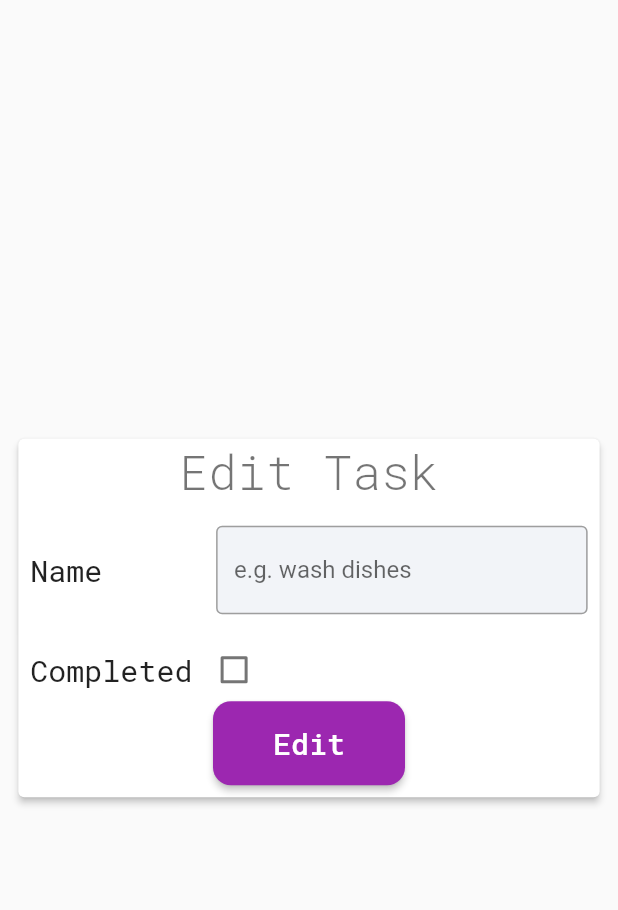
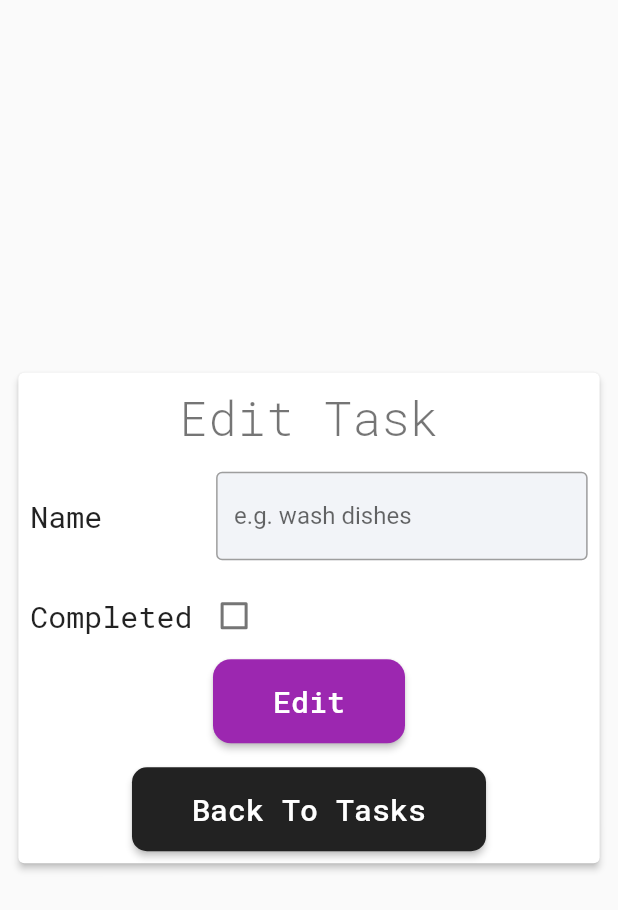
Before and after one commit to pshanmukha/Task-Manager, a Flutter app: the EditTaskScreen screen opened directly, on a phone screen of 412 x 824 dp. Shown: the top 910 px of the screen. Run offline on Flutter 3.47's test engine with Material 2 defaults, Android fonts, the phone set to English and light mode, and no system bars; our stand-ins replace awesome_snackbar_content, dio, google_fonts; network calls fail.

Commit message:
task create api integrated, snackBar, Back Button, Ui changes.

```diff
--- a/frontend/task_manager/lib/constants/constants.dart
+++ b/frontend/task_manager/lib/constants/constants.dart
@@ -3,5 +3,6 @@ Color textFormFieldBackground = const Color(0xFFF2F4F8);
 Color checkIcon = const Color(0xFF0F5132);
 Color uncheckIcon = const Color(0xFFFFFF00);
 Color deleteIcon = const Color(0xFF842029);
+Color backButton = const Color(0xFF222222);
 
 const baseURL = "http://localhost:3000/api/v1";
--- a/frontend/task_manager/lib/screens/edittask_screen.dart
+++ b/frontend/task_manager/lib/screens/edittask_screen.dart
@@ -1,6 +1,8 @@
 import 'package:flutter/material.dart';
 import 'package:google_fonts/google_fonts.dart';
 import 'package:task_manager/constants/constants.dart';
+import 'package:task_manager/models/tasks_model.dart';
+import 'package:task_manager/services/dio_client.dart';
 
 class EditTaskScreen extends StatefulWidget {
   const EditTaskScreen({Key? key}) : super(key: key);
@@ -12,7 +14,15 @@ class EditTaskScreen extends StatefulWidget {
 class _EditTaskScreenState extends State<EditTaskScreen> {
   final _formKey = GlobalKey<FormState>();
   TextEditingController _nameController = TextEditingController();
+  late DioClient dioClient;
   bool isCompleted = false;
+  bool isLoading = false;
+
+  @override
+  void initState() {
+    dioClient = DioClient();
+    super.initState();
+  }
   @override
   void dispose() {
     _nameController.dispose();
@@ -36,6 +46,9 @@ class _EditTaskScreenState extends State<EditTaskScreen> {
                     crossAxisAlignment: CrossAxisAlignment.center,
                     mainAxisAlignment: MainAxisAlignment.center,
                     children: [
+                      const SizedBox(
+                        height: 8,
+                      ),
                       Text(
                         "Edit Task",
                         style: GoogleFonts.robotoMono(
@@ -150,10 +163,20 @@ class _EditTaskScreenState extends State<EditTaskScreen> {
                           ],
                         ),
                       ),
+                      const SizedBox(
+                        height: 8,
+                      ),
                       ElevatedButton(
-                        onPressed: () {
+                        onPressed: () async {
                           if (_formKey.currentState!.validate()) {
                             print("validated ${_nameController.text}");
+                            setState((){
+                              isLoading = true;
+                            });
+
+                            setState((){
+                              isLoading = false;
+                            });
                           }
                         },
                         style: ElevatedButton.styleFrom(
@@ -164,8 +187,34 @@ class _EditTaskScreenState extends State<EditTaskScreen> {
                             borderRadius: BorderRadius.circular(12),
                           ),
                         ),
+                        child: !isLoading ?
+                        Text(
+                          'Edit',
+                          style: GoogleFonts.robotoMono(
+                            fontSize: 20,
+                          ),
+                        )
+                        : const SizedBox(
+                          height: 18,
+                          child: CircularProgressIndicator(color: Colors.white,),),
+                      ),
+                      const SizedBox(
+                        height: 16,
+                      ),
+                      ElevatedButton(
+                        onPressed: () {
+                          Navigator.pop(context);
+                        },
+                        style: ElevatedButton.styleFrom(
+                          backgroundColor: backButton,
+                          padding: const EdgeInsets.symmetric(
+                              horizontal: 40, vertical: 15),
+                          shape: RoundedRectangleBorder(
+                            borderRadius: BorderRadius.circular(10),
+                          ),
+                        ),
                         child: Text(
-                          'Edit',
+                          'Back To Tasks',
                           style: GoogleFonts.robotoMono(
                             fontSize: 20,
                           ),
--- a/frontend/task_manager/pubspec.yaml
+++ b/frontend/task_manager/pubspec.yaml
@@ -37,6 +37,8 @@ dependencies:
   cupertino_icons: ^1.0.2
   google_fonts: ^4.0.3
   dio: ^5.0.1
+  awesome_snackbar_content: ^0.1.2
+  animations: ^2.0.7
 
 dev_dependencies:
   flutter_test:
```
Also changed, not shown: frontend/task_manager/lib/screens/addtask_screen.dart (+61 -16 lines), frontend/task_manager/lib/services/dio_client.dart (+19 -1 lines), frontend/task_manager/pubspec.lock, 3 other files.
